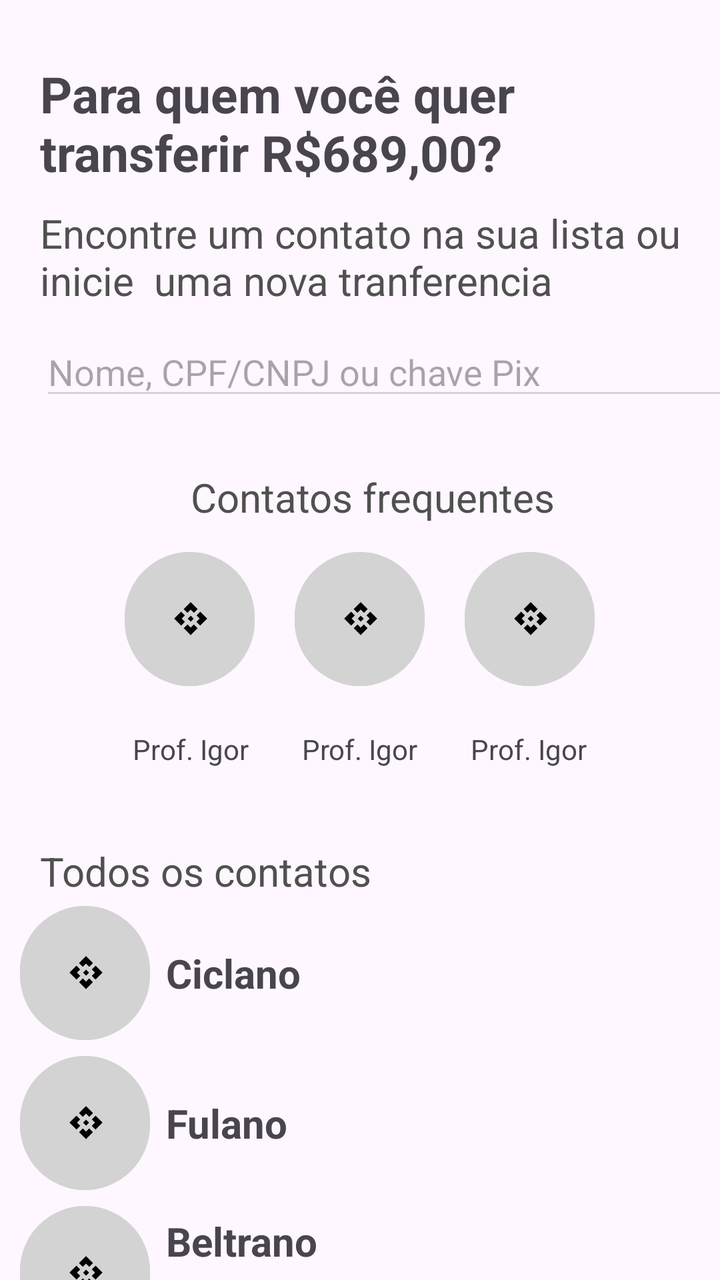
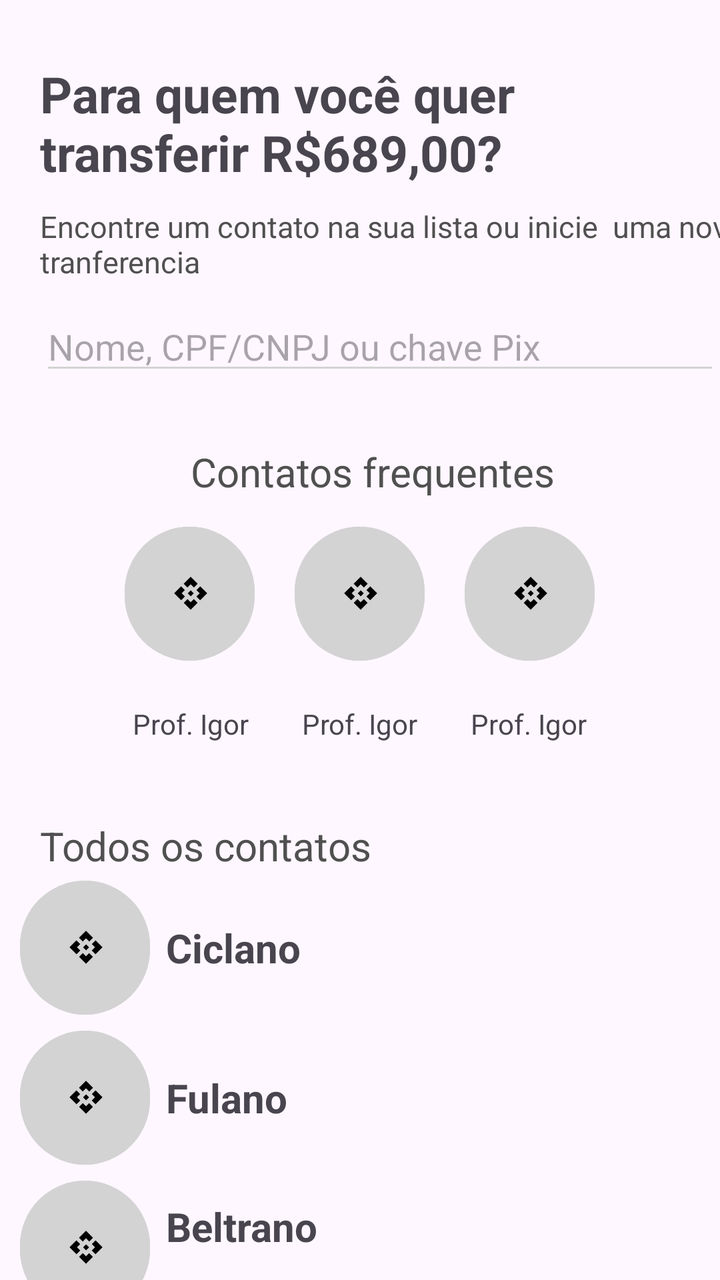

Two renders of the same Android screen: before a commit and after it. Below are the layout's source before the change and the commit's diff.
<!-- AndroidManifest.xml: application theme Theme.ProjetoIgor -->
<!-- res/layout/activity_transferir_para_quem.xml -->
<?xml version="1.0" encoding="utf-8"?>
<LinearLayout
    xmlns:android="http://schemas.android.com/apk/res/android"
    xmlns:app="http://schemas.android.com/apk/res-auto"
    xmlns:tools="http://schemas.android.com/tools"
    android:id="@+id/main"
    android:layout_width="match_parent"
    android:layout_height="match_parent"
    android:orientation="vertical"
    tools:context=".transferirParaQuem">


    <TextView
        android:layout_width="wrap_content"
        android:layout_height="wrap_content"
        android:layout_gravity="left"
        android:layout_marginTop="30dp"
        android:layout_marginRight="20dp"
        android:layout_marginLeft="20dp"
        android:text="Para quem você quer transferir R$689,00?"
        android:textSize="25sp"
        android:textStyle="bold"
        />

    <TextView
        android:layout_width="361dp"
        android:layout_height="wrap_content"
        android:layout_gravity="left"
        android:layout_marginLeft="20dp"
        android:layout_marginTop="10dp"
        android:text="Encontre um contato na sua lista ou inicie  uma nova tranferencia"
        android:textColor="#505050"
        android:textSize="20sp" />

    <EditText
        android:layout_width="363dp"
        android:layout_height="wrap_content"
        android:layout_marginLeft="20dp"
        android:layout_marginTop="10dp"
        android:hint="Nome, CPF/CNPJ ou chave Pix"
        android:backgroundTint="#d3d3d3"
        android:textColor="#d3d3d3"
        />

    <TextView
        android:layout_width="209dp"
        android:layout_height="wrap_content"
        android:layout_gravity="center"
        android:layout_marginLeft="20dp"
        android:layout_marginTop="30dp"
        android:text="Contatos frequentes"
        android:textColor="#505050"
        android:textSize="20sp" />

    <LinearLayout
        android:layout_width="wrap_content"
        android:layout_height="wrap_content"
        android:layout_gravity="center"
        >
        <Button
            android:layout_width="65sp"
            android:layout_height="75sp"
            android:layout_margin="10dp"
            app:cornerRadius="100dp"
            app:icon="@drawable/pix"
            app:iconTint="#000000"
            android:backgroundTint="#D3D3D3"
            />
        <Button
            android:layout_width="65sp"
            android:layout_height="75sp"
            android:layout_margin="10dp"
            app:cornerRadius="100dp"
            app:icon="@drawable/pix"
            app:iconTint="#000000"
            android:backgroundTint="#D3D3D3"


            />
        <Button
            android:layout_width="65sp"
            android:layout_height="75sp"
            android:layout_margin="10dp"
            app:cornerRadius="100dp"
            app:icon="@drawable/pix"
            app:iconTint="#000000"
            android:backgroundTint="#D3D3D3"
            />

    </LinearLayout>
    <TextView
        android:layout_width="wrap_content"
        android:layout_height="wrap_content"
        android:layout_margin="8dp"
        android:layout_gravity="center"
        android:text="Prof. Igor        Prof. Igor        Prof. Igor"
        />
    <TextView
        android:layout_width="361dp"
        android:layout_height="wrap_content"
        android:layout_gravity="left"
        android:layout_marginLeft="20dp"
        android:layout_marginTop="30dp"
        android:text="Todos os contatos"
        android:textColor="#505050"
        android:textSize="20sp" />

    <LinearLayout
        android:layout_width="wrap_content"
        android:layout_height="wrap_content"
        >

        <Button
            android:layout_width="65sp"
            android:layout_height="75sp"
            android:layout_marginLeft="10dp"
            android:backgroundTint="#D3D3D3"
            app:cornerRadius="100dp"
            app:icon="@drawable/pix"
            app:iconTint="#000000" />

        <TextView
            android:layout_width="wrap_content"
            android:layout_height="wrap_content"
            android:layout_gravity="center"
            android:layout_margin="8dp"
            android:textSize="20dp"
            android:textStyle="bold"
            android:text="Ciclano"
            />
    </LinearLayout>
    <LinearLayout
        android:layout_width="wrap_content"
        android:layout_height="wrap_content"
        >
        <Button
            android:layout_width="65sp"
            android:layout_height="75sp"
            android:layout_marginLeft="10dp"
            app:cornerRadius="100dp"
            app:icon="@drawable/pix"
            app:iconTint="#000000"
            android:backgroundTint="#D3D3D3"
            />
        <TextView
            android:layout_width="wrap_content"
            android:layout_height="wrap_content"
            android:layout_margin="8dp"
            android:layout_gravity="center"
            android:textSize="20dp"
            android:text="Fulano"
            android:textStyle="bold"
            />
    </LinearLayout>
    <LinearLayout
        android:layout_width="wrap_content"
        android:layout_height="wrap_content"
        >
        <Button
            android:layout_width="65sp"
            android:layout_height="75sp"
            android:layout_marginLeft="10dp"
            app:cornerRadius="100dp"
            app:icon="@drawable/pix"
            app:iconTint="#000000"
            android:backgroundTint="#D3D3D3"
            />
        <TextView
            android:layout_width="wrap_content"
            android:layout_height="wrap_content"
            android:layout_margin="8dp"
            android:layout_gravity="center"
            android:textSize="20dp"
            android:text="Beltrano"
            android:textStyle="bold"
            />
    </LinearLayout>

</LinearLayout>
<!-- resources referenced by this layout -->
<resources>
  <!-- drawable pix (drawable) -->
  <vector xmlns:android="http://schemas.android.com/apk/res/android" android:height="24dp" android:tint="#000000" android:viewportHeight="24" android:viewportWidth="24" android:width="24dp">
        
      <path android:fillColor="@android:color/white" android:pathData="M14,12l-2,2l-2,-2l2,-2L14,12zM12,6l2.12,2.12l2.5,-2.5L12,1L7.38,5.62l2.5,2.5L12,6zM6,12l2.12,-2.12l-2.5,-2.5L1,12l4.62,4.62l2.5,-2.5L6,12zM18,12l-2.12,2.12l2.5,2.5L23,12l-4.62,-4.62l-2.5,2.5L18,12zM12,18l-2.12,-2.12l-2.5,2.5L12,23l4.62,-4.62l-2.5,-2.5L12,18z"/>
      
  </vector>
  <style name="Theme.ProjetoIgor" parent="Base.Theme.ProjetoIgor" />
  <style name="Base.Theme.ProjetoIgor" parent="Theme.Material3.DayNight.NoActionBar">
          
          
      </style>
</resources>

<!-- the commit's change to res/layout/activity_transferir_para_quem.xml (unified diff, before → after) -->
@@ -30,10 +30,10 @@
         android:layout_marginTop="10dp"
         android:text="Encontre um contato na sua lista ou inicie  uma nova tranferencia"
         android:textColor="#505050"
-        android:textSize="20sp" />
+        android:textSize="15sp" />
 
     <EditText
-        android:layout_width="363dp"
+        android:layout_width="match_parent"
         android:layout_height="wrap_content"
         android:layout_marginLeft="20dp"
         android:layout_marginTop="10dp"
@@ -58,6 +58,7 @@
         android:layout_gravity="center"
         >
         <Button
+            android:id="@+id/btnTransferirParaQuem"
             android:layout_width="65sp"
             android:layout_height="75sp"
             android:layout_margin="10dp"
